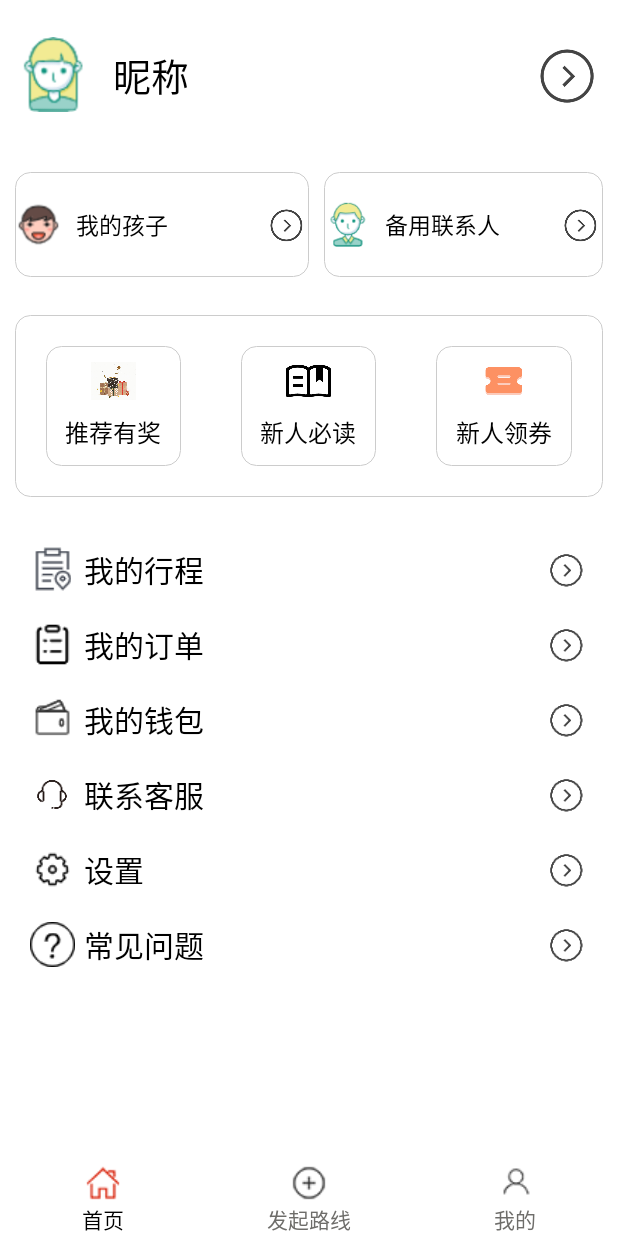
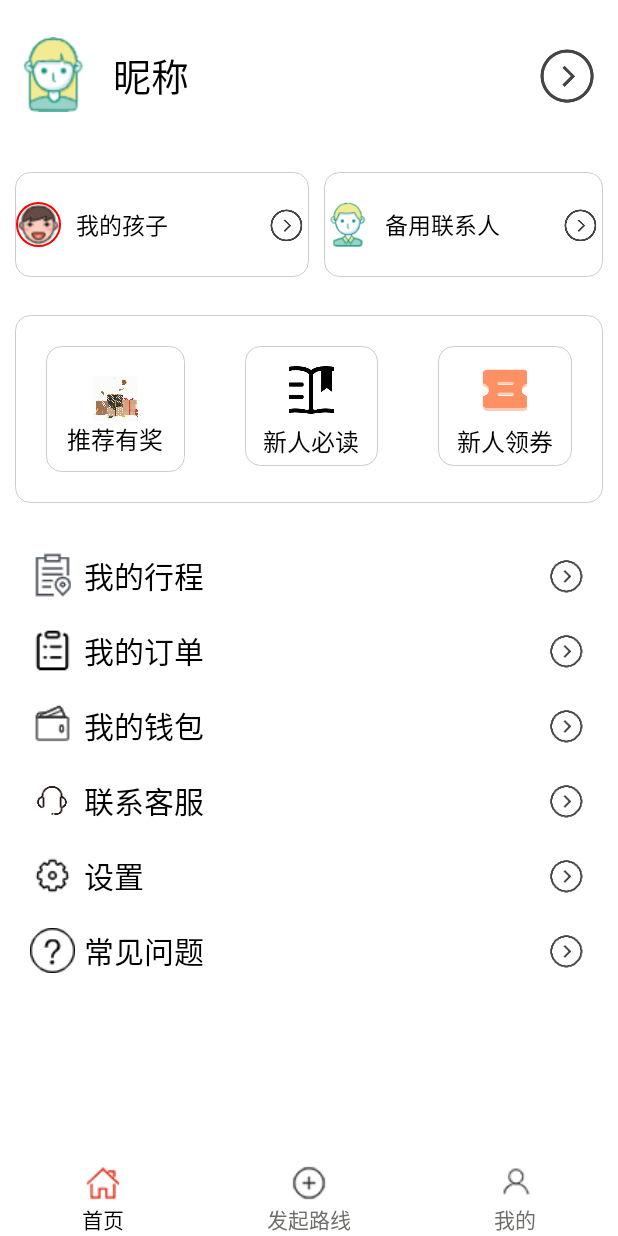
Before and after one commit to liiupeiyan/AndroidZonghe1, an Android app: the fragment FragmentMy placed in its activity, on a phone screen of 412 x 824 dp. Run offline under Robolectric (Android 15) with nearby library versions, the light colour scheme and no system bars; libraries missing offline, so code that uses them is left out: com.baidu.location, com.baidu.mapapi, com.baidu.platform, com.lanren.easydialog, com.scwang.smartrefresh and 1 more; pictures from the network do not load; 55 statements that could not run were skipped.

```diff
--- a/app/build.gradle
+++ b/app/build.gradle
@@ -56,7 +56,7 @@ dependencies {
     //百度地图
     implementation files('libs/BaiduLBS_Android.jar')
     //轮播图
-    compile 'com.youth.banner:banner:2.1.0'
+    implementation 'com.youth.banner:banner:2.1.0'
     //轮播图
     implementation 'com.panxw.imageindicator:library:1.0.2'
     //下拉刷新
--- /dev/null
+++ b/app/src/main/res/drawable/circle_lpy.xml
@@ -0,0 +1,16 @@
+<?xml version="1.0" encoding="utf-8"?>
+<shape
+    xmlns:android="http://schemas.android.com/apk/res/android"
+    android:layout_width="wrap_content"
+    android:padding="10dp"
+    android:layout_height="wrap_content"
+    android:shape="oval">
+
+    <solid
+        android:color="@color/white"/>
+    <!--边框颜色-->
+    <stroke android:width="1dp" android:color="@color/red" />
+    <size
+        android:width="120dp"
+        android:height="120dp"/>
+</shape>
--- a/app/src/main/res/layout/fragment_my.xml
+++ b/app/src/main/res/layout/fragment_my.xml
@@ -63,7 +63,8 @@
             <ImageView
                 android:layout_width="30dp"
                 android:layout_height="30dp"
-                android:scaleType="fitXY"
+                android:scaleType="centerCrop"
+                android:background="@drawable/circle_lpy"
                 android:src="@drawable/boy" />
 
             <TextView
@@ -140,21 +141,23 @@
             android:layout_weight="1"
             android:clickable="true"
             android:focusable="true"
+            android:padding="10dp"
             android:orientation="vertical"
-            android:layout_width="80dp"
-            android:layout_height="80dp">
+            android:layout_width="wrap_content"
+            android:layout_height="wrap_content">
             <ImageView
-                android:scaleType="fitXY"
+                android:scaleType="centerCrop"
                 android:layout_marginTop="10dp"
                 android:layout_gravity="center"
                 android:layout_width="30dp"
-                android:layout_height="60dp"
+                android:background="@drawable/circle_lpy"
+                android:layout_height="30dp"
                 android:layout_weight="1"
                 android:src="@drawable/gift"/>
             <TextView
                 android:layout_weight="1"
-                android:layout_width="match_parent"
-                android:layout_height="match_parent"
+                android:layout_width="wrap_content"
+                android:layout_height="wrap_content"
                 android:textColor="@color/black"
                 android:text="推荐有奖"
                 android:textSize="16sp"
@@ -173,18 +176,18 @@
             android:layout_width="80dp"
             android:layout_height="80dp">
             <ImageView
-                android:scaleType="fitXY"
+                android:scaleType="centerCrop"
                 android:layout_marginTop="10dp"
                 android:layout_gravity="center"
                 android:layout_width="30dp"
-                android:layout_height="60dp"
+                android:layout_height="30dp"
                 android:layout_weight="1"
                 android:src="@drawable/newpeople"/>
             <TextView
                 android:layout_weight="1"
-                android:layout_width="match_parent"
+                android:layout_width="wrap_content"
                 android:textColor="@color/black"
-                android:layout_height="match_parent"
+                android:layout_height="wrap_content"
                 android:text="新人必读"
                 android:textSize="16sp"
                 android:gravity="center"/>
@@ -201,18 +204,18 @@
             android:layout_width="80dp"
             android:layout_height="80dp">
             <ImageView
-                android:scaleType="fitXY"
+                android:scaleType="centerCrop"
                 android:layout_marginTop="10dp"
                 android:layout_gravity="center"
                 android:layout_width="30dp"
-                android:layout_height="60dp"
+                android:layout_height="30dp"
                 android:layout_weight="1"
                 android:src="@drawable/youhuiquan"/>
             <TextView
                 android:layout_weight="1"
-                android:layout_width="match_parent"
+                android:layout_width="wrap_content"
                 android:textColor="@color/black"
-                android:layout_height="match_parent"
+                android:layout_height="wrap_content"
                 android:text="新人领券"
                 android:textSize="16sp"
                 android:gravity="center"/>
```
